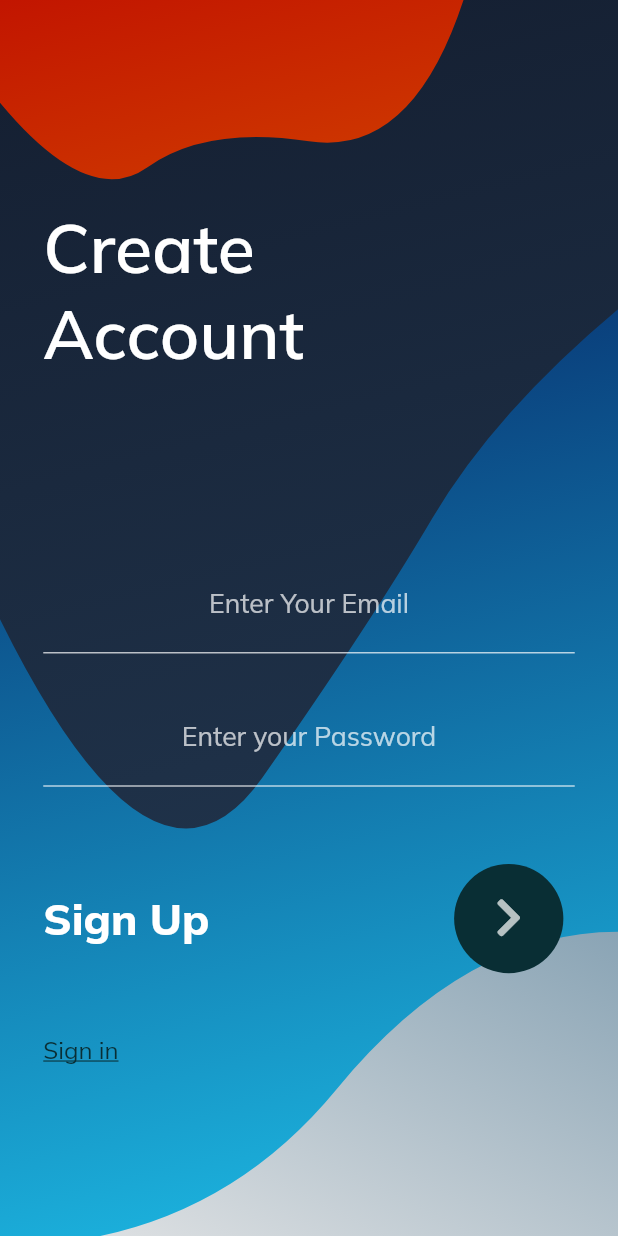
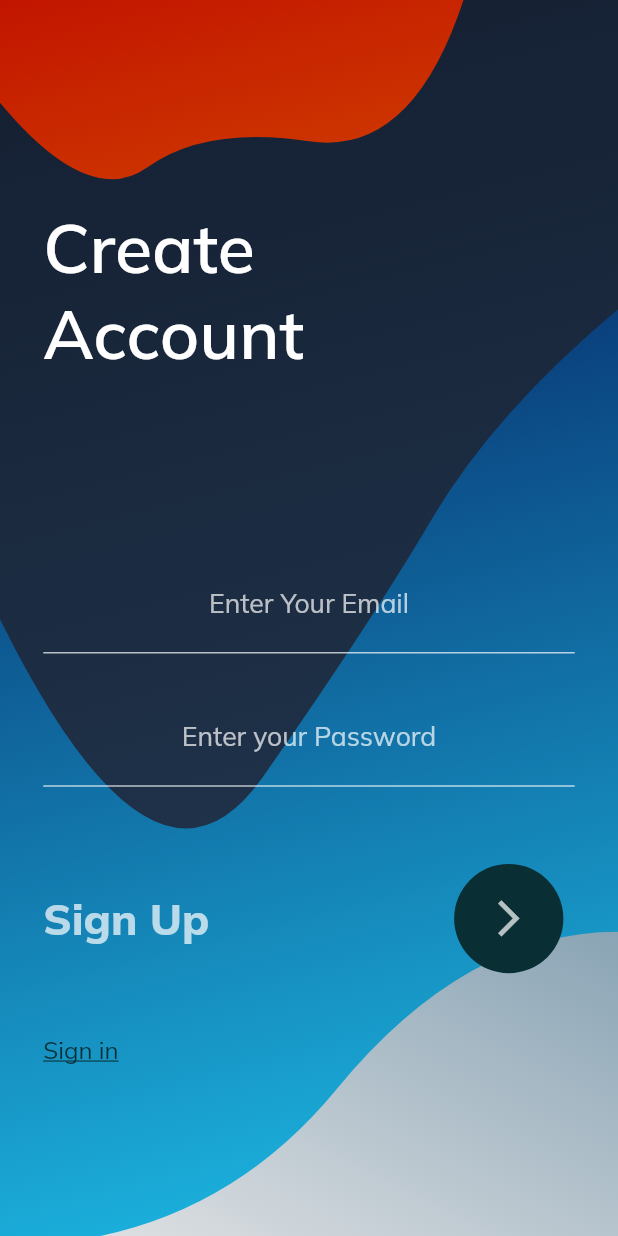
Before and after one commit to IEDC-CEAL/Project-Haajar, a Flutter app: the screen it shows after launch, after a tap on "Create an account", on a phone screen of 412 x 824 dp. Run offline on Flutter 3.47's test engine with Material 2 defaults, Android fonts, the light colour scheme and no system bars; our stand-ins replace firebase_core, get, google_fonts; accounts and stored records are empty.

Commit message:
Removed some assets and some changes here and there

```diff
--- a/lib/views/authentication_page/sign_in_bar.dart
+++ b/lib/views/authentication_page/sign_in_bar.dart
@@ -1,5 +1,4 @@
 import 'package:flutter/material.dart';
-import 'package:font_awesome_flutter/font_awesome_flutter.dart';
 import 'package:get/route_manager.dart';
 import 'package:project_haajar/model/sign_in_page/palette.dart';
 
@@ -59,7 +58,7 @@ class SignInBar extends StatelessWidget {
       padding: EdgeInsets.all(22.0),
       shape: const CircleBorder(),
       child: Icon(
-        FontAwesomeIcons.chevronRight,
+        Icons.arrow_forward_ios,
         color: Colors.white70,
         size: deviceHeight * 0.035,
       ),
--- a/lib/views/authentication_page/sign_up_bar.dart
+++ b/lib/views/authentication_page/sign_up_bar.dart
@@ -1,5 +1,4 @@
 import 'package:flutter/material.dart';
-import 'package:font_awesome_flutter/font_awesome_flutter.dart';
 import 'package:get/route_manager.dart';
 import 'package:project_haajar/model/sign_in_page/palette.dart';
 
@@ -23,7 +22,7 @@ class SignUpBar extends StatelessWidget {
               style: TextStyle(
                 fontWeight: FontWeight.w800,
                 fontSize: deviceWidth * 0.07,
-                color: Colors.white,
+                color: Colors.white70,
               )),
           Expanded(
             child: Center(
@@ -59,7 +58,7 @@ class SignUpBar extends StatelessWidget {
       padding: EdgeInsets.all(22.0),
       shape: const CircleBorder(),
       child: Icon(
-        FontAwesomeIcons.chevronRight,
+        Icons.arrow_forward_ios,
         color: Colors.white70,
         size: deviceHeight * 0.035,
       ),
--- a/lib/views/splash_screen.dart
+++ b/lib/views/splash_screen.dart
@@ -2,10 +2,6 @@ import 'package:flutter/material.dart';
 
 class SplashScreen extends StatelessWidget {
   const SplashScreen({Key key}) : super(key: key);
-
-  static MaterialPageRoute get route => MaterialPageRoute(
-        builder: (context) => const SplashScreen(),
-      );
 
   @override
   Widget build(BuildContext context) {
--- a/pubspec.yaml
+++ b/pubspec.yaml
@@ -31,7 +31,6 @@ dependencies:
   get: ^4.3.8
   firebase_core: ^1.5.0
   firebase_auth: ^3.0.2
-  font_awesome_flutter: ^9.1.0
   google_fonts: ^2.1.0
   animations: ^2.0.1
 
```
Also changed, not shown: assets/images/attendenceLogo.png (deleted), assets/images/registerBook.png (deleted), pubspec.lock.
